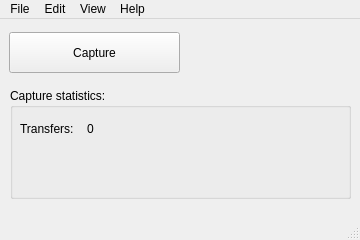
simoninns/DomesdayDuplicator-gui-app, file Linux-Application/DomesdayDuplicator/mainwindow.ui: the form before one commit.
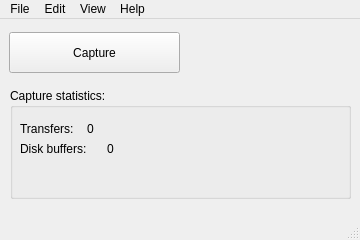
The form after the commit.

Commit message: Added initial disk buffering and output file writing code

Diff of the .ui file:
```diff
--- a/Linux-Application/DomesdayDuplicator/mainwindow.ui
+++ b/Linux-Application/DomesdayDuplicator/mainwindow.ui
@@ -71,6 +71,32 @@
       <string>0</string>
      </property>
     </widget>
+    <widget class="QLabel" name="label_2">
+     <property name="geometry">
+      <rect>
+       <x>10</x>
+       <y>50</y>
+       <width>81</width>
+       <height>21</height>
+      </rect>
+     </property>
+     <property name="text">
+      <string>Disk buffers:</string>
+     </property>
+    </widget>
+    <widget class="QLabel" name="numberOfDiskBuffersWrittenLabel">
+     <property name="geometry">
+      <rect>
+       <x>97</x>
+       <y>50</y>
+       <width>131</width>
+       <height>21</height>
+      </rect>
+     </property>
+     <property name="text">
+      <string>0</string>
+     </property>
+    </widget>
    </widget>
   </widget>
   <widget class="QMenuBar" name="menuBar">
```
The commit also changes 5 other files.
